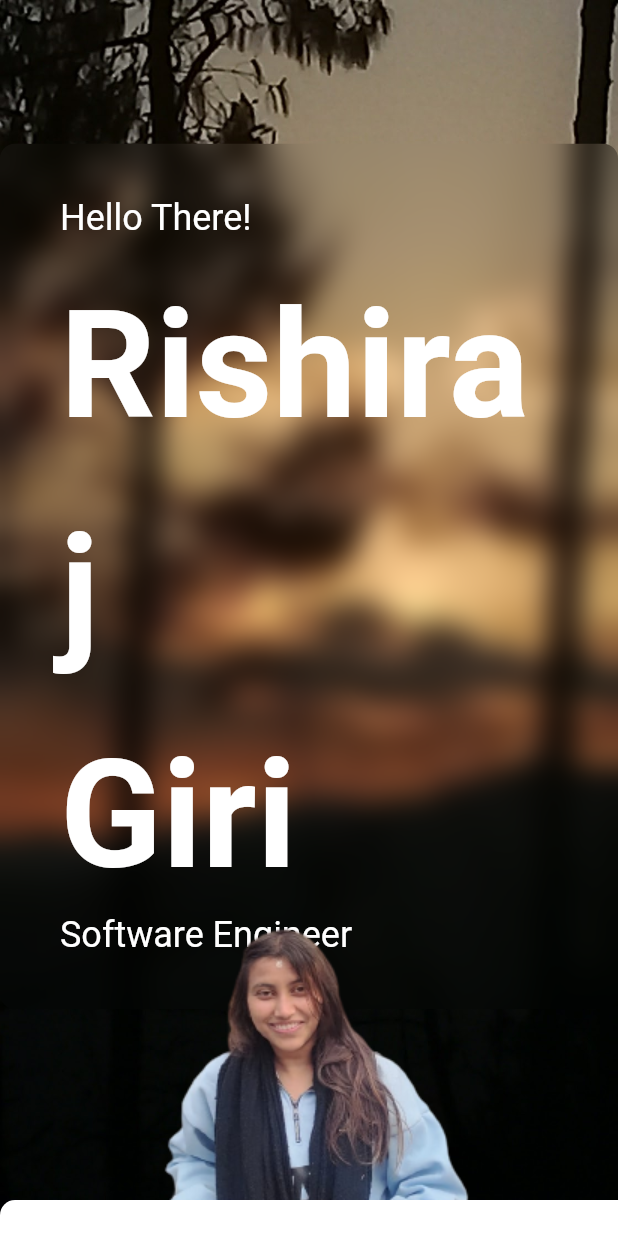
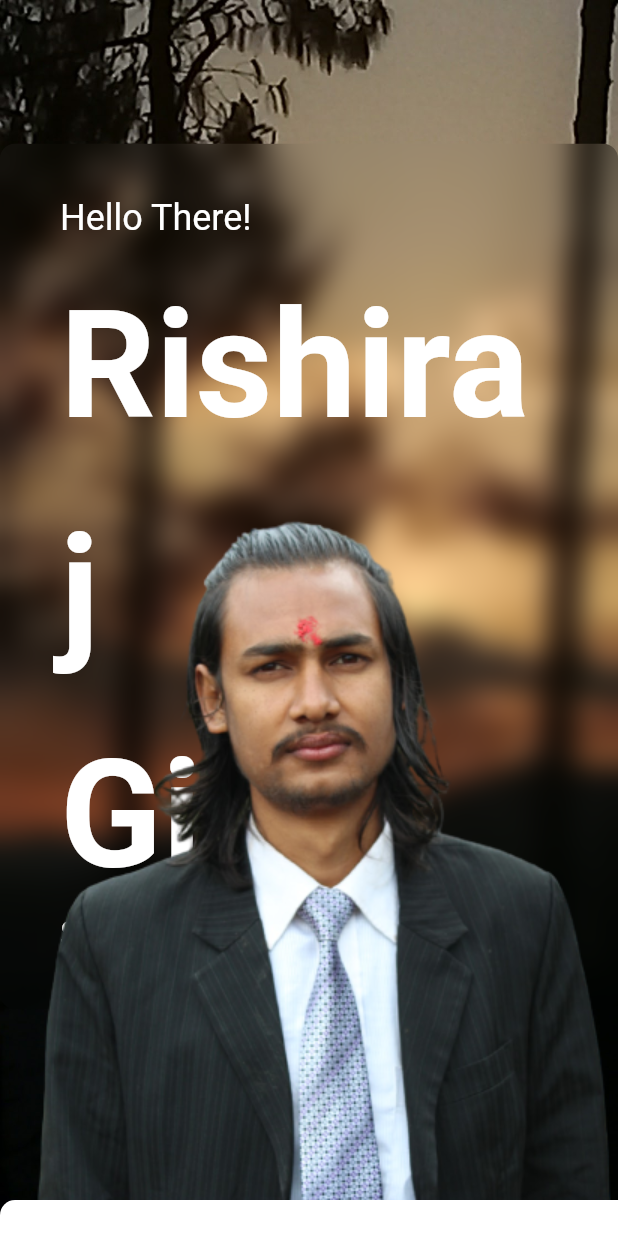
Before and after one commit to rishi89-g/Portfolio, a Flutter app: the screen it shows after launch, on a phone screen of 412 x 824 dp. Run offline on Flutter 3.47's test engine with Material 2 defaults, Android fonts, the phone set to English and light mode, and no system bars.

Commit message:
photo changed

```diff
--- a/lib/sections/topSection/components/person_pic.dart
+++ b/lib/sections/topSection/components/person_pic.dart
@@ -9,7 +9,7 @@ class PersonPic extends StatelessWidget {
   Widget build(BuildContext context) {
     return Container(
       constraints: BoxConstraints(maxWidth: 639, maxHeight: 1500),
-      child: Image.asset("assets/images/me.png"),
+      child: Image.asset("assets/images/person.png"),
     );
   }
 }
```
Also changed, not shown: assets/images/WhatsApp_Image_2023-03-04_at_15.27.25-removebg-preview.png (deleted), assets/images/hand.png (deleted), assets/images/me.png (deleted), assets/images/person.png, 5 other files.
